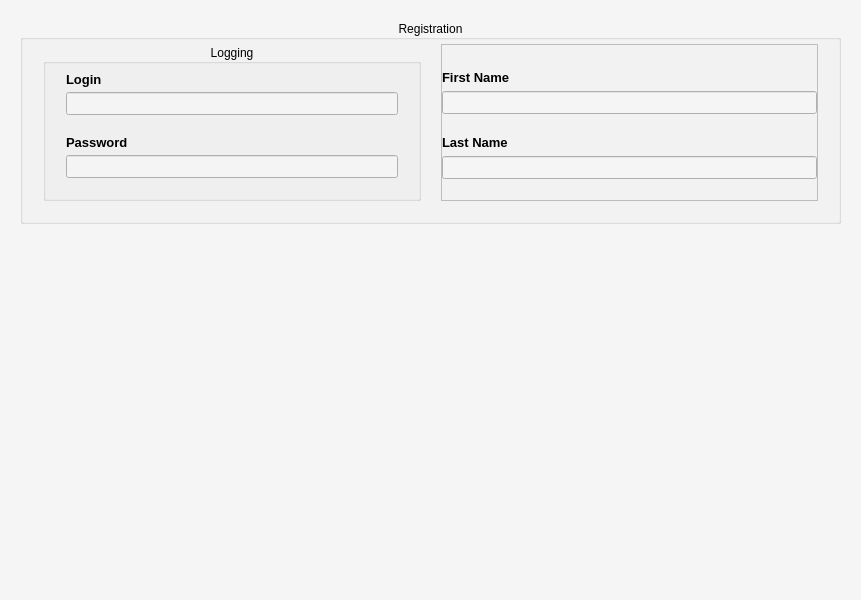
Qt form CLIENT/RHE_Client/registration_widget.ui (qvinn/RHE) before a commit.
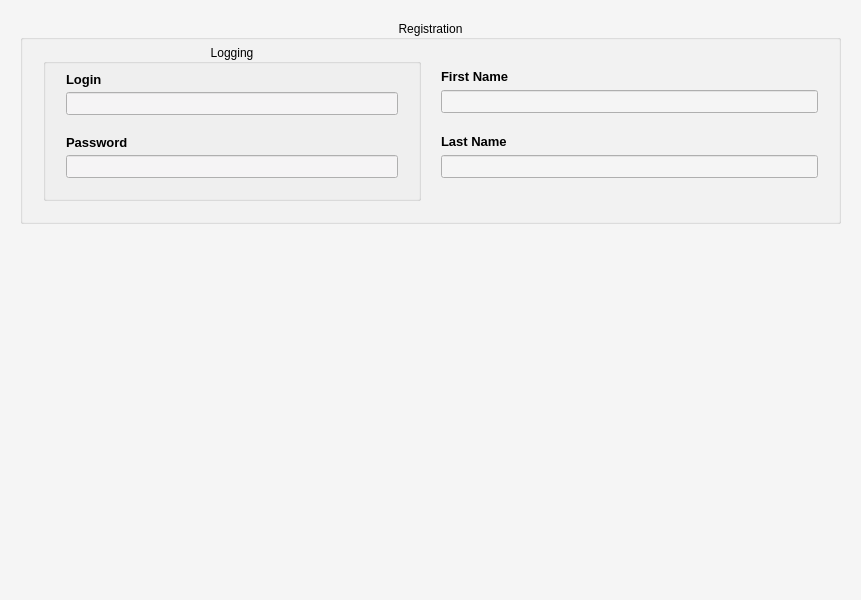
The same form after that commit.

```diff
--- a/CLIENT/RHE_Client/registration_widget.ui
+++ b/CLIENT/RHE_Client/registration_widget.ui
@@ -720,10 +720,13 @@
       <item>
        <widget class="QFrame" name="frame">
         <property name="frameShape">
-         <enum>QFrame::StyledPanel</enum>
+         <enum>QFrame::NoFrame</enum>
         </property>
         <property name="frameShadow">
-         <enum>QFrame::Raised</enum>
+         <enum>QFrame::Plain</enum>
+        </property>
+        <property name="lineWidth">
+         <number>0</number>
         </property>
         <layout class="QVBoxLayout" name="verticalLayout_3">
          <property name="spacing">
```
